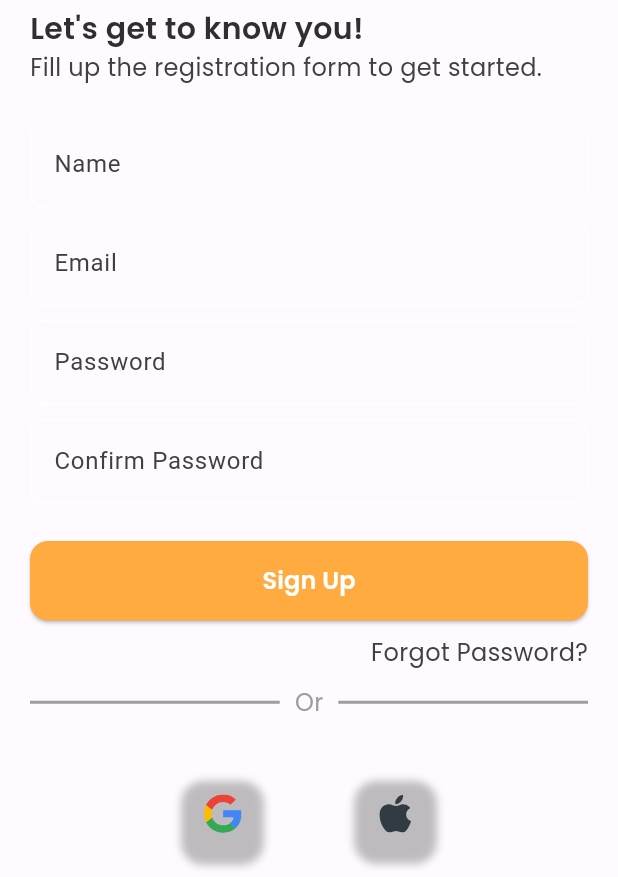
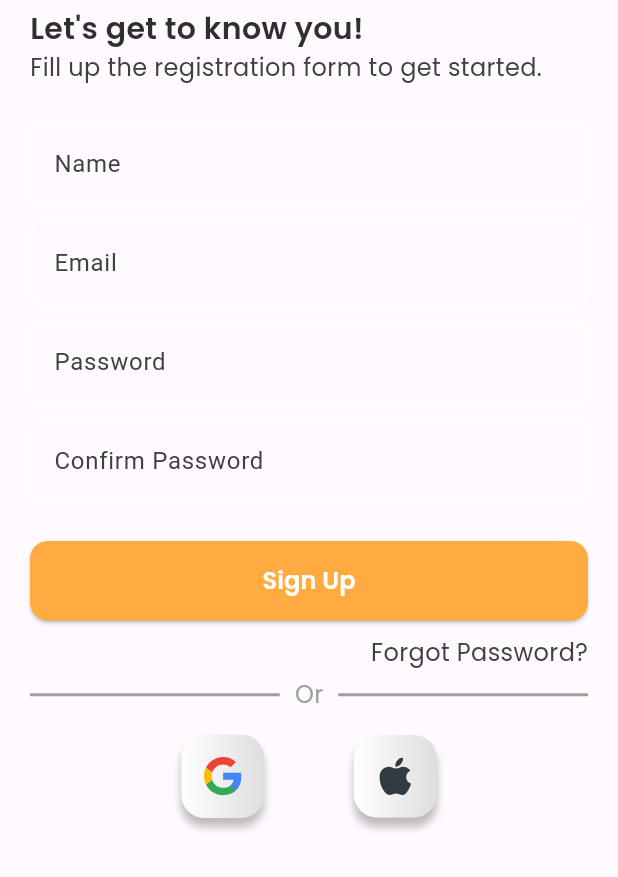
Before and after one commit to AkashP4769/reflect, a Flutter app: the screen it shows after launch, on a phone screen of 412 x 824 dp, the part 359-1236 px from its top. Run offline on Flutter 3.47's test engine with Material 3 defaults, Android fonts, the phone set to English and light mode, and no system bars; our stand-ins replace chewie, flutter_svg, video_player.

Commit message:
sign up page complete

```diff
--- a/lib/components/signup/signup_card.dart
+++ b/lib/components/signup/signup_card.dart
@@ -48,6 +48,7 @@ class _SignUpCardState extends State<SignUpCard> {
         color: Colors.white.withOpacity(0.4),
         borderRadius: const BorderRadius.only(topLeft: Radius.circular(20), topRight: Radius.circular(20))
       ),
+      child: SingleChildScrollView(
         child: Column(
           crossAxisAlignment: CrossAxisAlignment.start,
           children: [
@@ -83,7 +84,7 @@ class _SignUpCardState extends State<SignUpCard> {
               alignment: Alignment.centerRight,
               child: Text("Forgot Password?", style: TextStyle(color: grey, fontSize: 16, fontFamily: "Poppins", fontWeight: FontWeight.w400),),
             ),
-          const SizedBox(height: 10,),
+            const SizedBox(height: 5,),
 
             const Row(
               mainAxisAlignment: MainAxisAlignment.center,
@@ -93,7 +94,7 @@ class _SignUpCardState extends State<SignUpCard> {
                 Expanded(child: Divider(color: Colors.grey, thickness: 2, indent: 10,)),
               ],
             ),
-          SizedBox(height: 20,),
+            SizedBox(height: 0,),
 
             Container(
               margin: const EdgeInsets.symmetric(vertical: 5),
@@ -116,6 +117,7 @@ class _SignUpCardState extends State<SignUpCard> {
 
           ],
         ),
+      ),
 
     );
   }
--- a/lib/components/signup/signup_icon_btn.dart
+++ b/lib/components/signup/signup_icon_btn.dart
@@ -15,7 +15,10 @@ class SignUpIconButton extends StatelessWidget {
       padding: EdgeInsets.symmetric(vertical: px ?? 15, horizontal: 15),
       margin: EdgeInsets.symmetric(vertical: 10,  horizontal: mx ?? 30),
       decoration: BoxDecoration(
-        //gradient: homebtnGradient,
+        gradient: LinearGradient(colors: [
+          const Color.fromARGB(255, 255, 255, 255),
+          const Color.fromARGB(255, 222, 222, 222),
+        ]),
         borderRadius: BorderRadius.circular(15),
         boxShadow: const [
           BoxShadow(
```
Lines whose indentation alone changed are shown as unchanged.
